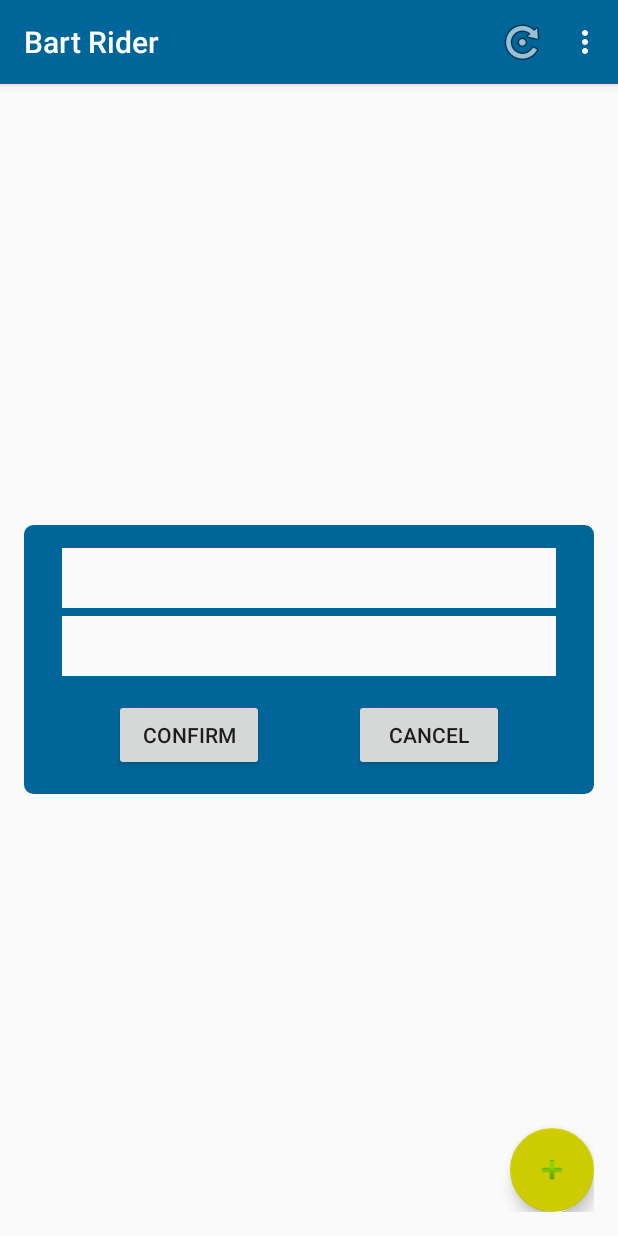
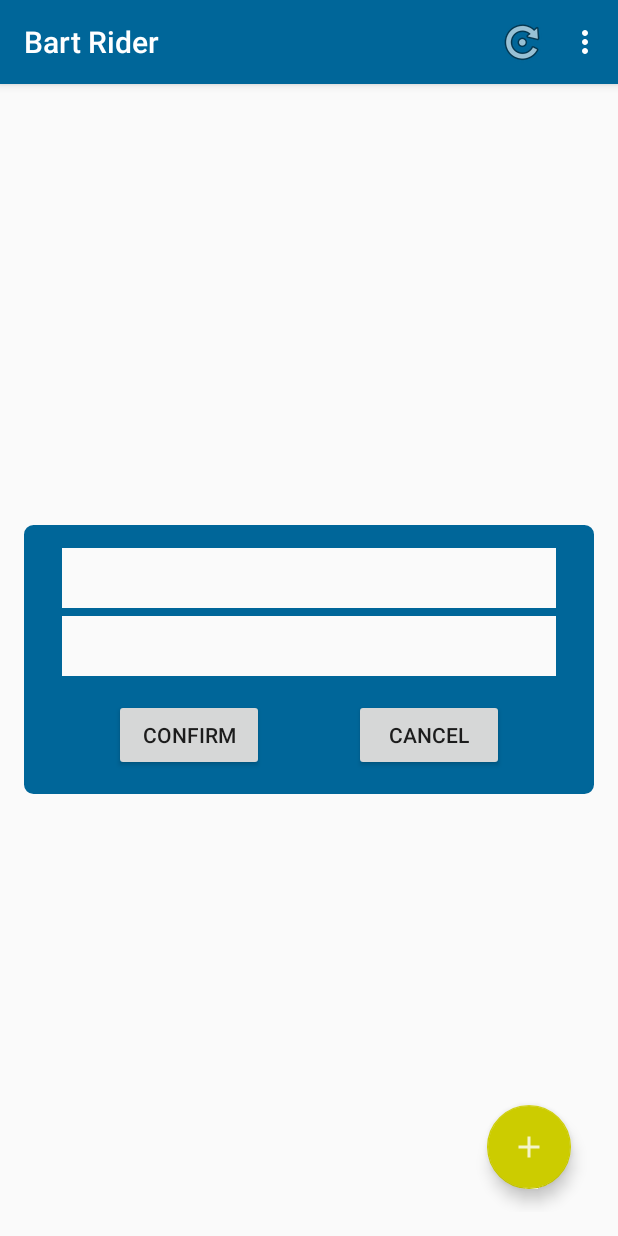
Before and after one commit to sirsanderp/BartRider, an Android app: the screen it shows after launch (TripOverviewActivity), after a tap on an icon or button, on a phone screen of 412 x 824 dp. Run offline under Robolectric (Android 15) with nearby library versions, the phone set to English and light mode, and no system bars; network calls fail.

Commit message:
UI changes.

```diff
--- a/app/src/main/res/layout/trip_overview.xml
+++ b/app/src/main/res/layout/trip_overview.xml
@@ -28,6 +28,7 @@
         android:layout_alignParentBottom="true"
         android:layout_alignParentEnd="false"
         android:layout_alignParentRight="true"
-        android:src="@android:drawable/ic_input_add" />
+        android:layout_margin="15dp"
+        android:src="@drawable/ic_add_white" />
 
 </RelativeLayout>
```
Also changed, not shown: app/src/main/ic_add_white-web.png (added), app/src/main/ic_launcher-web.png (added), app/src/main/res/drawable-hdpi/ic_add_white.png (added), app/src/main/res/drawable-mdpi/ic_add_white.png (added), app/src/main/res/drawable-xhdpi/ic_add_white.png (added), app/src/main/res/drawable-xxhdpi/ic_add_white.png (added), app/src/main/res/mipmap-hdpi/ic_launcher.png, app/src/main/res/mipmap-mdpi/ic_launcher.png, app/src/main/res/mipmap-xhdpi/ic_launcher.png, app/src/main/res/mipmap-xxhdpi/ic_launcher.png, app/src/main/res/mipmap-xxxhdpi/ic_launcher.png (added), 1 other file.
